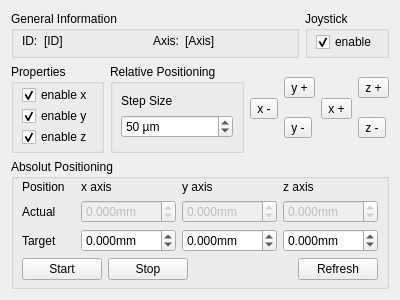
Old version of the form UhlRegister/dockWidgetUhl.ui in the repository itom-project/plugins.
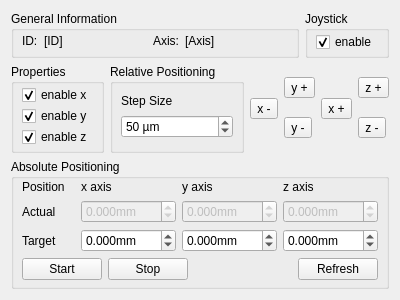
New version of the form.

Patch:
```diff
--- a/UhlRegister/dockWidgetUhl.ui
+++ b/UhlRegister/dockWidgetUhl.ui
@@ -336,7 +336,7 @@
       </sizepolicy>
      </property>
      <property name="title">
-      <string>Absolut Positioning</string>
+      <string>Absolute Positioning</string>
      </property>
      <layout class="QGridLayout" name="gridLayout_5">
       <property name="leftMargin">
```
